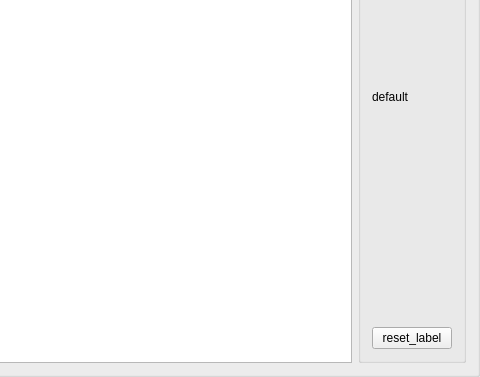
First picture: the form in src/mainwindow.ui, repository kokhnovich/PaperTown, before the edit; both pictures show x 275 to 755 and y 204 to 581 of the 755 by 581 pixel window.
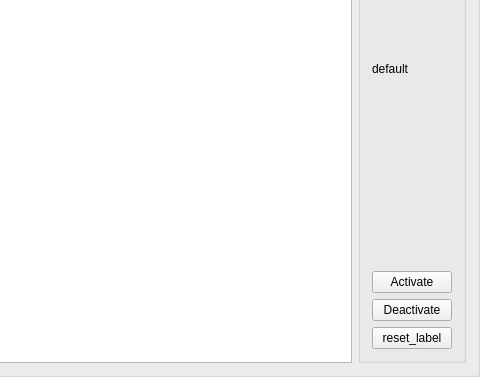
Second picture: the form after the edit.

What changed in the file:
```diff
--- a/src/mainwindow.ui
+++ b/src/mainwindow.ui
@@ -66,6 +66,20 @@
             </property>
            </widget>
           </item>
+          <item>
+           <widget class="QPushButton" name="activateBtn">
+            <property name="text">
+             <string>Activate</string>
+            </property>
+           </widget>
+          </item>
+          <item>
+           <widget class="QPushButton" name="deactivateBtn">
+            <property name="text">
+             <string>Deactivate</string>
+            </property>
+           </widget>
+          </item>
           <item>
            <widget class="QPushButton" name="debug_push_button">
             <property name="text">
```
